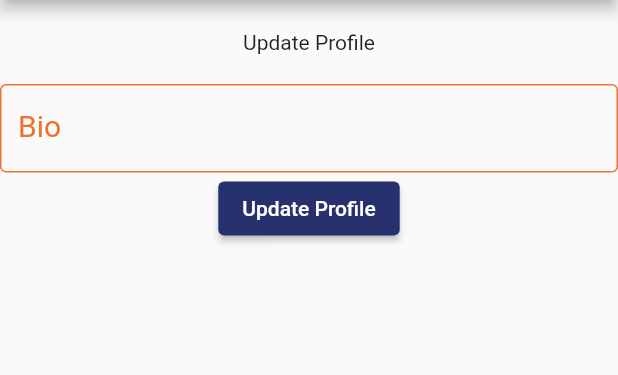
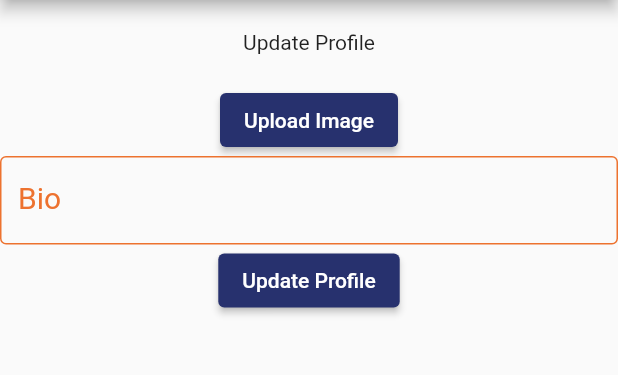
Before and after one commit to FinnPL/Forum-App, a Flutter app: the UpdateProfileWidget screen opened directly, on a phone screen of 412 x 824 dp, the part 84-459 px from its top. Run offline on Flutter 3.47's test engine with Material 2 defaults, Android fonts, the phone set to English and light mode, and no system bars; our stand-ins replace flutter_secure_storage, image_picker; accounts and stored records are empty.

Commit message:
upload Profile Picture

```diff
--- a/lib/views/updateProfile.dart
+++ b/lib/views/updateProfile.dart
@@ -1,10 +1,16 @@
+
+
+import 'dart:io';
+
 import 'package:flutter/cupertino.dart';
 import 'package:flutter/material.dart';
+import 'package:flutter/services.dart';
 import 'package:forum/palette.dart';
 import 'package:forum/services/remote_services.dart';
 import 'package:forum/views/app_bar.dart';
 import 'package:forum/views/home_page.dart';
 import 'package:forum/views/user_page.dart';
+import 'package:image_picker/image_picker.dart';
 
 class UpdateProfileWidget extends StatefulWidget {
   @override
@@ -13,6 +19,19 @@ class UpdateProfileWidget extends StatefulWidget {
 
 class UpdateProfileWidgetState extends State<UpdateProfileWidget>{
   final controller = TextEditingController();
+  File? image;
+
+  Future pickImage() async {
+    try {
+      final image = await ImagePicker().pickImage(source: ImageSource.gallery);
+      if(image == null) return;
+      final imageTemp = File(image.path);
+      setState(() => this.image = imageTemp);
+    } on PlatformException catch(e) {
+      print('Failed to pick image: $e');
+    }
+  }
+
   @override
   void dispose() {
     // Clean up the controller when the widget is disposed.
@@ -30,7 +49,18 @@ class UpdateProfileWidgetState extends State<UpdateProfileWidget>{
             const SizedBox(height: 20),
             const Text('Update Profile'),
             const SizedBox(height: 20),
-             TextField(
+            if(image != null)
+              CircleAvatar(
+                radius: 70,
+                backgroundImage: FileImage(image!),
+              ),
+            ElevatedButton(
+              onPressed: () {
+                pickImage();
+              },
+              child: const Text('Upload Image'),
+            ),
+            TextField(
               controller: controller,
               decoration: const InputDecoration(
                 labelText: 'Bio',
@@ -46,6 +76,7 @@ class UpdateProfileWidgetState extends State<UpdateProfileWidget>{
             ),
             ElevatedButton(
               onPressed: ()  {
+                  remoteService.uploadImage(image!);
                   remoteService.updateBio(controller.text).then((value) {
                     localServices.getUserId().then((value)
                     {
--- a/pubspec.yaml
+++ b/pubspec.yaml
@@ -35,6 +35,7 @@ dependencies:
   flutter_secure_storage: ^8.0.0
   cupertino_icons: ^1.0.2
   http: ^0.13.5
+  http_parser: ^4.0.2
 
 
 
```
Also changed, not shown: lib/services/remote_services.dart (+55 -44 lines), pubspec.lock.
